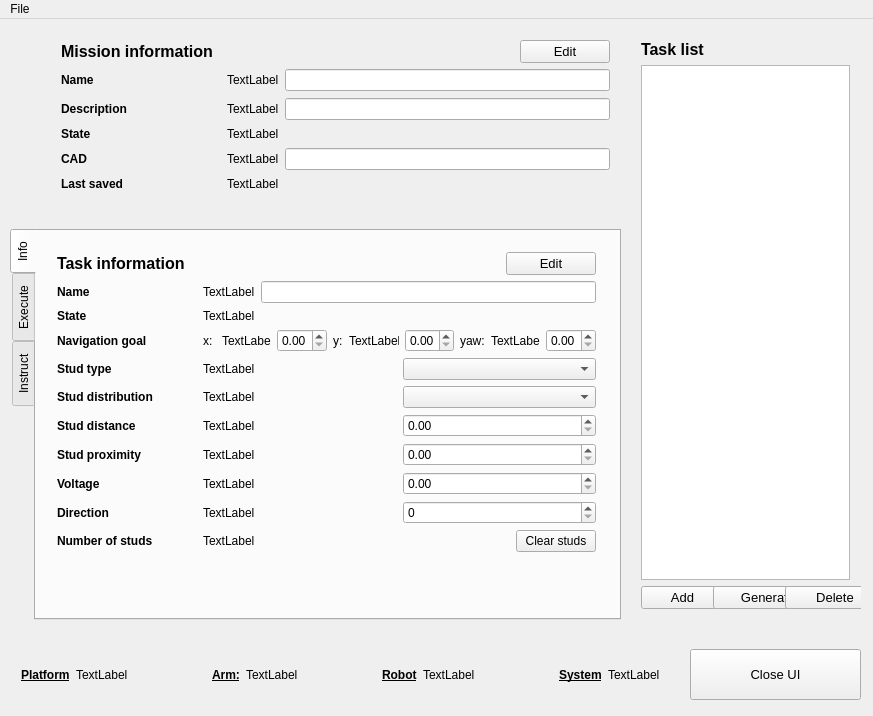
Before: the Qt Designer form mission_control/src/GUI/mainwindow.ui in inesc-tec-robotics/carlos_mission_control, drawn with Qt 5.
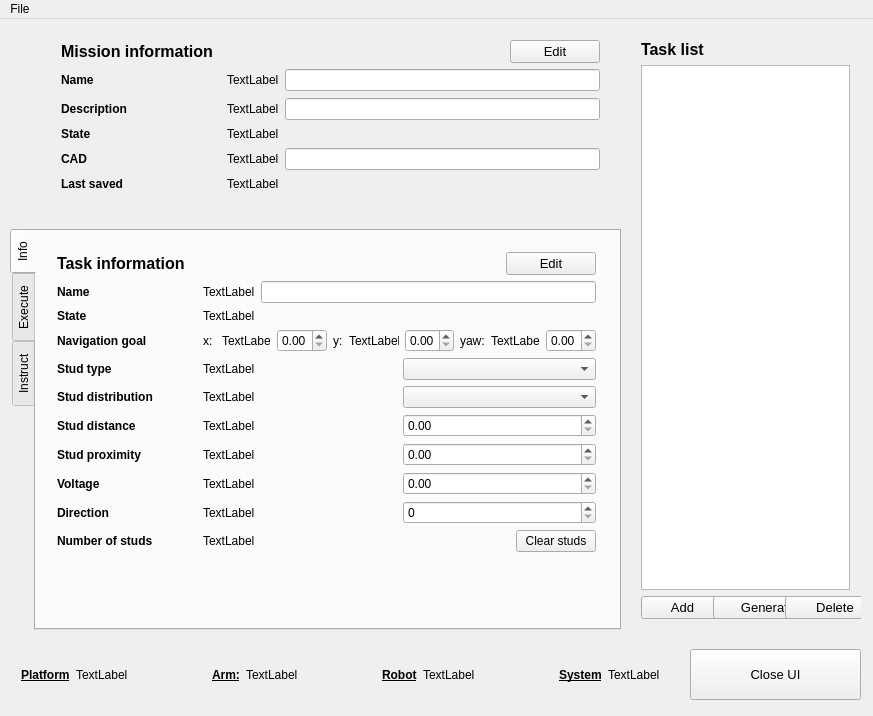
After: the same form once the commit is applied. Icons and pictures are not drawn.

What changed in the file:
```diff
--- a/mission_control/src/GUI/mainwindow.ui
+++ b/mission_control/src/GUI/mainwindow.ui
@@ -38,7 +38,7 @@
       <x>10</x>
       <y>210</y>
       <width>611</width>
-      <height>391</height>
+      <height>401</height>
      </rect>
     </property>
     <property name="tabPosition">
@@ -866,7 +866,7 @@
      <rect>
       <x>50</x>
       <y>10</y>
-      <width>571</width>
+      <width>561</width>
       <height>191</height>
      </rect>
     </property>
@@ -1075,7 +1075,7 @@
       <x>630</x>
       <y>10</y>
       <width>231</width>
-      <height>591</height>
+      <height>601</height>
      </rect>
     </property>
     <layout class="QVBoxLayout" name="verticalLayout">
```
Left out of the diff: 54 changed lines with no effect on the pictures.
